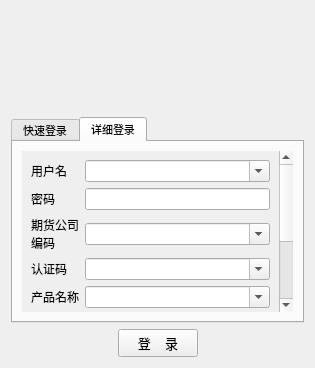
Qt form app/ui/signin.ui (ctpbee/ctpbee_desktop) before a commit.
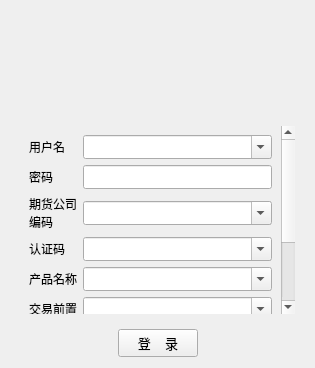
The same form after that commit. The open tabs and pages were chosen to show the change. Icons and pictures are not drawn.

What changed in the file:
```diff
--- a/app/ui/signin.ui
+++ b/app/ui/signin.ui
@@ -37,7 +37,7 @@
   </property>
   <layout class="QVBoxLayout" name="verticalLayout_3" stretch="0,0,0">
    <item>
-    <widget class="QLabel" name="label">
+    <widget class="QLabel" name="icon">
      <property name="minimumSize">
       <size>
        <width>0</width>
@@ -48,7 +48,8 @@
       <enum>Qt::LeftToRight</enum>
      </property>
      <property name="styleSheet">
-      <string notr="true">image: url(:/menu/images/bee_temp_grey.png);</string>
+      <string notr="true">image: url(:/menu/images/bee_temp_grey.png);
+</string>
      </property>
      <property name="text">
       <string/>
@@ -56,7 +57,7 @@
     </widget>
    </item>
    <item>
-    <widget class="QTabWidget" name="login_tab">
+    <widget class="QStackedWidget" name="login_tab">
      <property name="sizePolicy">
       <sizepolicy hsizetype="Expanding" vsizetype="Expanding">
        <horstretch>100</horstretch>
@@ -74,19 +75,7 @@
      <property name="currentIndex">
       <number>0</number>
      </property>
-     <property name="documentMode">
-      <bool>false</bool>
-     </property>
-     <property name="movable">
-      <bool>true</bool>
-     </property>
-     <property name="tabBarAutoHide">
-      <bool>false</bool>
-     </property>
-     <widget class="QWidget" name="login_tabPage1_2">
-      <attribute name="title">
-       <string>快速登录</string>
-      </attribute>
+     <widget class="QWidget" name="login_tabPage1">
       <layout class="QGridLayout" name="gridLayout" rowstretch="0,0,0,0,0,0">
        <item row="5" column="1">
         <layout class="QHBoxLayout" name="horizontalLayout_4"/>
@@ -104,13 +93,19 @@
            <rect>
             <x>0</x>
             <y>0</y>
-            <width>235</width>
-            <height>157</height>
+            <width>262</width>
+            <height>171</height>
            </rect>
           </property>
           <layout class="QGridLayout" name="gridLayout_4">
            <item row="1" column="1">
             <widget class="QLineEdit" name="password_sim">
+             <property name="minimumSize">
+              <size>
+               <width>0</width>
+               <height>24</height>
+              </size>
+             </property>
              <property name="font">
               <font>
                <pointsize>8</pointsize>
@@ -126,7 +121,7 @@
              <property name="minimumSize">
               <size>
                <width>0</width>
-               <height>0</height>
+               <height>24</height>
               </size>
              </property>
              <property name="maximumSize">
@@ -185,6 +180,12 @@
            </item>
            <item row="3" column="1">
             <widget class="QComboBox" name="other">
+             <property name="minimumSize">
+              <size>
+               <width>0</width>
+               <height>24</height>
+              </size>
+             </property>
              <property name="maximumSize">
               <size>
                <width>16777215</width>
@@ -227,6 +228,12 @@
            </item>
            <item row="0" column="1">
             <widget class="QComboBox" name="userid_sim">
+             <property name="minimumSize">
+              <size>
+               <width>0</width>
+               <height>24</height>
+              </size>
+             </property>
              <property name="font">
               <font>
                <pointsize>8</pointsize>
@@ -280,10 +287,7 @@
       <zorder></zorder>
       <zorder>scrollArea_2</zorder>
      </widget>
-     <widget class="QWidget" name="login_tabPage2_2">
-      <attribute name="title">
-       <string>详细登录</string>
-      </attribute>
+     <widget class="QWidget" name="login_tabPage2">
       <layout class="QGridLayout" name="gridLayout_2">
        <item row="0" column="0">
         <widget class="QScrollArea" name="scrollArea">
@@ -297,9 +301,9 @@
           <property name="geometry">
            <rect>
             <x>0</x>
-            <y>0</y>
-            <width>244</width>
-            <height>280</height>
+            <y>-116</y>
+            <width>250</width>
+            <height>299</height>
            </rect>
           </property>
           <layout class="QGridLayout" name="gridLayout_3" columnstretch="0,1">
@@ -308,6 +312,12 @@
              <property name="enabled">
               <bool>true</bool>
              </property>
+             <property name="minimumSize">
+              <size>
+               <width>0</width>
+               <height>24</height>
+              </size>
+             </property>
              <property name="maximumSize">
               <size>
                <width>16777215</width>
@@ -332,6 +342,12 @@
            </item>
            <item row="5" column="1">
             <widget class="QComboBox" name="td_address">
+             <property name="minimumSize">
+              <size>
+               <width>0</width>
+               <height>24</height>
+              </size>
+             </property>
              <property name="font">
               <font>
                <pointsize>8</pointsize>
@@ -400,6 +416,12 @@
            </item>
            <item row="0" column="1">
             <widget class="QComboBox" name="userid">
+             <property name="minimumSize">
+              <size>
+               <width>0</width>
+               <height>24</height>
+              </size>
+             </property>
              <property name="font">
               <font>
                <pointsize>8</pointsize>
@@ -455,6 +477,12 @@
            </item>
            <item row="4" column="1">
             <widget class="QComboBox" name="appid">
+             <property name="minimumSize">
+              <size>
+               <width>0</width>
+               <height>24</height>
+              </size>
+             </property>
              <property name="font">
               <font>
                <pointsize>8</pointsize>
@@ -467,6 +495,12 @@
            </item>
            <item row="6" column="1">
             <widget class="QComboBox" name="md_address">
+             <property name="minimumSize">
+              <size>
+               <width>0</width>
+               <height>24</height>
+              </size>
+             </property>
              <property name="font">
               <font>
                <pointsize>8</pointsize>
@@ -479,6 +513,12 @@
            </item>
            <item row="7" column="1">
             <widget class="QComboBox" name="interface_">
+             <property name="minimumSize">
+              <size>
+               <width>0</width>
+               <height>24</height>
+              </size>
+             </property>
              <property name="maximumSize">
               <size>
                <width>16777215</width>
@@ -507,6 +547,12 @@
            </item>
            <item row="3" column="1">
             <widget class="QComboBox" name="auth_code">
+             <property name="minimumSize">
+              <size>
+               <width>0</width>
+               <height>24</height>
+              </size>
+             </property>
              <property name="font">
               <font>
                <pointsize>8</pointsize>
@@ -519,6 +565,12 @@
            </item>
            <item row="2" column="1">
             <widget class="QComboBox" name="brokerid">
+             <property name="minimumSize">
+              <size>
+               <width>0</width>
+               <height>24</height>
+              </size>
+             </property>
              <property name="font">
               <font>
                <pointsize>8</pointsize>
```
